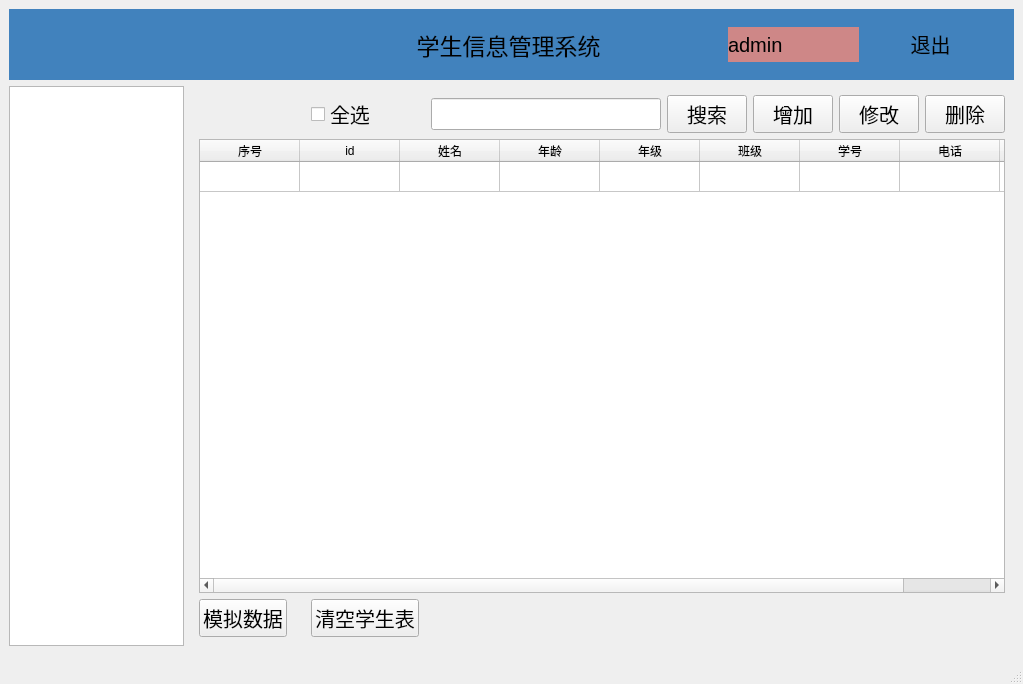
First picture: the form in student/mainwindow.ui, repository OY-YH/student-management-system, before the edit.
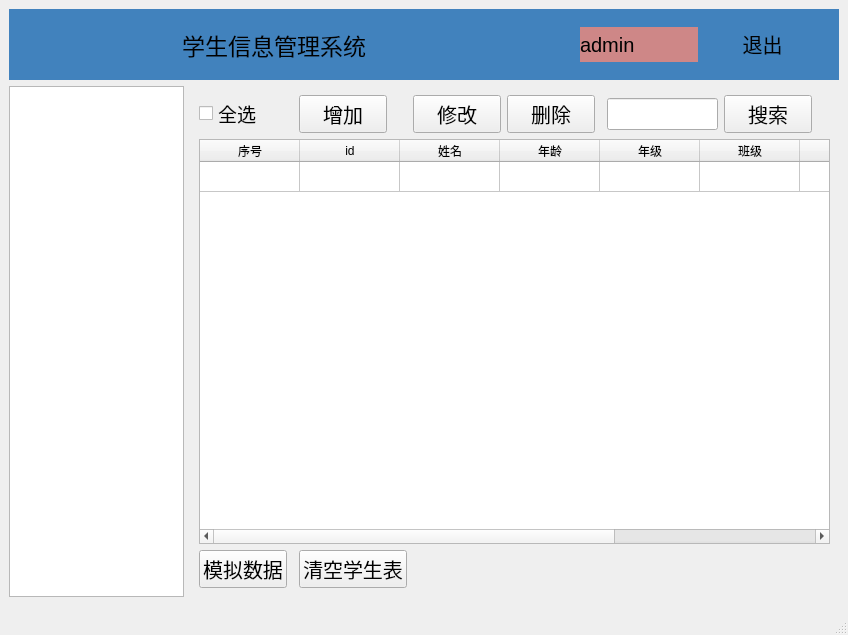
Second picture: the form after the edit. The open tabs and pages were chosen to show the change. Icons and pictures are not drawn.

Commit message: Function realisation:学生管理模块的完善（数据加载速度等），数据库打包在项目目录里，ui初步设计内置，管理员管理模块的类似功能开发，系统的初步思维导图等

```diff
--- a/student/mainwindow.ui
+++ b/student/mainwindow.ui
@@ -6,8 +6,8 @@
    <rect>
     <x>0</x>
     <y>0</y>
-    <width>1023</width>
-    <height>684</height>
+    <width>848</width>
+    <height>635</height>
    </rect>
   </property>
   <property name="font">
@@ -29,7 +29,7 @@
 };</string>
    </property>
    <layout class="QGridLayout" name="gridLayout_3">
-    <item row="2" column="0">
+    <item row="1" column="0">
      <widget class="QTreeWidget" name="treeWidget">
       <property name="minimumSize">
        <size>
@@ -53,6 +53,349 @@
       </column>
      </widget>
     </item>
+    <item row="1" column="1">
+     <widget class="QStackedWidget" name="stackedWidget">
+      <property name="currentIndex">
+       <number>2</number>
+      </property>
+      <widget class="QWidget" name="page_stu">
+       <layout class="QGridLayout" name="gridLayout_4">
+        <item row="0" column="3">
+         <widget class="QPushButton" name="btn_update">
+          <property name="minimumSize">
+           <size>
+            <width>88</width>
+            <height>30</height>
+           </size>
+          </property>
+          <property name="maximumSize">
+           <size>
+            <width>88</width>
+            <height>16777215</height>
+           </size>
+          </property>
+          <property name="styleSheet">
+           <string notr="true"/>
+          </property>
+          <property name="text">
+           <string>修改</string>
+          </property>
+         </widget>
+        </item>
+        <item row="0" column="2">
+         <widget class="QPushButton" name="btn_add">
+          <property name="minimumSize">
+           <size>
+            <width>88</width>
+            <height>30</height>
+           </size>
+          </property>
+          <property name="maximumSize">
+           <size>
+            <width>88</width>
+            <height>16777215</height>
+           </size>
+          </property>
+          <property name="styleSheet">
+           <string notr="true"/>
+          </property>
+          <property name="text">
+           <string>增加</string>
+          </property>
+         </widget>
+        </item>
+        <item row="1" column="0" rowspan="2" colspan="11">
+         <widget class="QTableWidget" name="tableWidget">
+          <property name="minimumSize">
+           <size>
+            <width>583</width>
+            <height>0</height>
+           </size>
+          </property>
+          <attribute name="horizontalHeaderStretchLastSection">
+           <bool>true</bool>
+          </attribute>
+          <attribute name="verticalHeaderVisible">
+           <bool>false</bool>
+          </attribute>
+          <row>
+           <property name="text">
+            <string>1</string>
+           </property>
+          </row>
+          <column>
+           <property name="text">
+            <string>序号</string>
+           </property>
+          </column>
+          <column>
+           <property name="text">
+            <string>id</string>
+           </property>
+          </column>
+          <column>
+           <property name="text">
+            <string>姓名</string>
+           </property>
+          </column>
+          <column>
+           <property name="text">
+            <string>年龄</string>
+           </property>
+          </column>
+          <column>
+           <property name="text">
+            <string>年级</string>
+           </property>
+          </column>
+          <column>
+           <property name="text">
+            <string>班级</string>
+           </property>
+          </column>
+          <column>
+           <property name="text">
+            <string>学号</string>
+           </property>
+          </column>
+          <column>
+           <property name="text">
+            <string>电话</string>
+           </property>
+          </column>
+          <column>
+           <property name="text">
+            <string>微信</string>
+           </property>
+          </column>
+         </widget>
+        </item>
+        <item row="0" column="4">
+         <widget class="QPushButton" name="btn_del">
+          <property name="minimumSize">
+           <size>
+            <width>88</width>
+            <height>30</height>
+           </size>
+          </property>
+          <property name="maximumSize">
+           <size>
+            <width>88</width>
+            <height>16777215</height>
+           </size>
+          </property>
+          <property name="styleSheet">
+           <string notr="true"/>
+          </property>
+          <property name="text">
+           <string>删除</string>
+          </property>
+         </widget>
+        </item>
+        <item row="0" column="0">
+         <widget class="QCheckBox" name="checkBox">
+          <property name="minimumSize">
+           <size>
+            <width>0</width>
+            <height>30</height>
+           </size>
+          </property>
+          <property name="font">
+           <font>
+            <pointsize>14</pointsize>
+           </font>
+          </property>
+          <property name="text">
+           <string>全选</string>
+          </property>
+         </widget>
+        </item>
+        <item row="3" column="2">
+         <widget class="QPushButton" name="btn_clearStu">
+          <property name="text">
+           <string>清空学生表</string>
+          </property>
+         </widget>
+        </item>
+        <item row="3" column="0">
+         <widget class="QPushButton" name="btn_simulation">
+          <property name="text">
+           <string>模拟数据</string>
+          </property>
+         </widget>
+        </item>
+        <item row="3" column="3">
+         <widget class="QLabel" name="lb_sum">
+          <property name="text">
+           <string/>
+          </property>
+         </widget>
+        </item>
+        <item row="0" column="7">
+         <widget class="QPushButton" name="btn_search">
+          <property name="minimumSize">
+           <size>
+            <width>88</width>
+            <height>30</height>
+           </size>
+          </property>
+          <property name="maximumSize">
+           <size>
+            <width>88</width>
+            <height>16777215</height>
+           </size>
+          </property>
+          <property name="styleSheet">
+           <string notr="true"/>
+          </property>
+          <property name="text">
+           <string>搜索</string>
+          </property>
+         </widget>
+        </item>
+        <item row="0" column="6">
+         <widget class="QLineEdit" name="le_search">
+          <property name="minimumSize">
+           <size>
+            <width>0</width>
+            <height>0</height>
+           </size>
+          </property>
+          <property name="text">
+           <string/>
+          </property>
+         </widget>
+        </item>
+        <item row="0" column="5">
+         <spacer name="horizontalSpacer_2">
+          <property name="orientation">
+           <enum>Qt::Horizontal</enum>
+          </property>
+          <property name="sizeHint" stdset="0">
+           <size>
+            <width>30</width>
+            <height>20</height>
+           </size>
+          </property>
+         </spacer>
+        </item>
+       </layout>
+      </widget>
+      <widget class="QWidget" name="page_3"/>
+      <widget class="QWidget" name="page_user">
+       <layout class="QGridLayout" name="gridLayout_5">
+        <item row="0" column="2">
+         <widget class="QPushButton" name="btn_user_update">
+          <property name="text">
+           <string>修改</string>
+          </property>
+         </widget>
+        </item>
+        <item row="0" column="4">
+         <spacer name="horizontalSpacer_3">
+          <property name="orientation">
+           <enum>Qt::Horizontal</enum>
+          </property>
+          <property name="sizeHint" stdset="0">
+           <size>
+            <width>42</width>
+            <height>20</height>
+           </size>
+          </property>
+         </spacer>
+        </item>
+        <item row="0" column="0">
+         <widget class="QCheckBox" name="checkBox_2">
+          <property name="text">
+           <string>全选</string>
+          </property>
+         </widget>
+        </item>
+        <item row="2" column="0" colspan="7">
+         <widget class="QTableWidget" name="tableWidget_2">
+          <attribute name="horizontalHeaderStretchLastSection">
+           <bool>true</bool>
+          </attribute>
+          <attribute name="verticalHeaderVisible">
+           <bool>false</bool>
+          </attribute>
+          <attribute name="verticalHeaderMinimumSectionSize">
+           <number>35</number>
+          </attribute>
+          <attribute name="verticalHeaderDefaultSectionSize">
+           <number>45</number>
+          </attribute>
+          <column>
+           <property name="text">
+            <string>序号</string>
+           </property>
+          </column>
+          <column>
+           <property name="text">
+            <string>用户名</string>
+           </property>
+          </column>
+          <column>
+           <property name="text">
+            <string>密码</string>
+           </property>
+          </column>
+          <column>
+           <property name="text">
+            <string>用户权限</string>
+           </property>
+          </column>
+         </widget>
+        </item>
+        <item row="0" column="3">
+         <widget class="QPushButton" name="btn_user_del">
+          <property name="text">
+           <string>删除</string>
+          </property>
+         </widget>
+        </item>
+        <item row="0" column="5">
+         <widget class="QLineEdit" name="le_user_search"/>
+        </item>
+        <item row="0" column="1">
+         <widget class="QPushButton" name="btn_user_add">
+          <property name="text">
+           <string>增加</string>
+          </property>
+         </widget>
+        </item>
+        <item row="0" column="6">
+         <widget class="QPushButton" name="btn_user_search">
+          <property name="text">
+           <string>搜索</string>
+          </property>
+         </widget>
+        </item>
+        <item row="3" column="0">
+         <widget class="QPushButton" name="btn_user_simulation">
+          <property name="text">
+           <string>模拟数据</string>
+          </property>
+         </widget>
+        </item>
+        <item row="3" column="1">
+         <widget class="QPushButton" name="btn_user_clear">
+          <property name="text">
+           <string>清空用户表</string>
+          </property>
+         </widget>
+        </item>
+        <item row="3" column="2">
+         <widget class="QLabel" name="lb_userSum">
+          <property name="text">
+           <string/>
+          </property>
+         </widget>
+        </item>
+       </layout>
+      </widget>
+     </widget>
+    </item>
     <item row="0" column="0" colspan="2">
      <widget class="QWidget" name="widget" native="true">
       <property name="styleSheet">
@@ -60,22 +403,24 @@
 border:1px;
 </string>
       </property>
-      <layout class="QGridLayout" name="gridLayout_2" columnstretch="1,1,1">
-       <item row="0" column="2">
+      <layout class="QGridLayout" name="gridLayout_2">
+       <item row="1" column="2">
         <widget class="QWidget" name="widget_2" native="true">
+         <property name="minimumSize">
+          <size>
+           <width>300</width>
+           <height>0</height>
+          </size>
+         </property>
          <layout class="QGridLayout" name="gridLayout">
-          <item row="0" column="3">
-           <widget class="QPushButton" name="btn_exit">
-            <property name="styleSheet">
-             <string notr="true"/>
-            </property>
-            <property name="text">
-             <string>退出</string>
-            </property>
-           </widget>
-          </item>
-          <item row="0" column="1">
+          <item row="0" column="2">
            <widget class="QLabel" name="label_3">
+            <property name="minimumSize">
+             <size>
+              <width>100</width>
+              <height>0</height>
+             </size>
+            </property>
             <property name="styleSheet">
              <string notr="true">background-color: rgb(206, 135, 135);</string>
             </property>
@@ -84,7 +429,7 @@
             </property>
            </widget>
           </item>
-          <item row="0" column="0">
+          <item row="0" column="1">
            <widget class="QLabel" name="label_2">
             <property name="minimumSize">
              <size>
@@ -106,10 +451,20 @@
             </property>
            </widget>
           </item>
+          <item row="0" column="3">
+           <widget class="QPushButton" name="btn_exit">
+            <property name="styleSheet">
+             <string notr="true"/>
+            </property>
+            <property name="text">
+             <string>退出</string>
+            </property>
+           </widget>
+          </item>
          </layout>
         </widget>
        </item>
-       <item row="0" column="0">
+       <item row="1" column="0">
         <spacer name="horizontalSpacer">
          <property name="orientation">
           <enum>Qt::Horizontal</enum>
@@ -122,8 +477,14 @@
          </property>
         </spacer>
        </item>
-       <item row="0" column="1">
+       <item row="1" column="1">
         <widget class="QLabel" name="label">
+         <property name="minimumSize">
+          <size>
+           <width>500</width>
+           <height>0</height>
+          </size>
+         </property>
          <property name="font">
           <font>
            <pointsize>17</pointsize>
@@ -140,183 +501,6 @@
       </layout>
      </widget>
     </item>
-    <item row="2" column="1">
-     <widget class="QStackedWidget" name="stackedWidget">
-      <property name="currentIndex">
-       <number>0</number>
-      </property>
-      <widget class="QWidget" name="page">
-       <layout class="QGridLayout" name="gridLayout_4">
-        <item row="0" column="4">
-         <widget class="QLineEdit" name="lineEdit">
-          <property name="text">
-           <string/>
-          </property>
-         </widget>
-        </item>
-        <item row="2" column="0" colspan="9">
-         <widget class="QTableWidget" name="tableWidget">
-          <property name="minimumSize">
-           <size>
-            <width>583</width>
-            <height>0</height>
-           </size>
-          </property>
-          <attribute name="horizontalHeaderStretchLastSection">
-           <bool>true</bool>
-          </attribute>
-          <attribute name="verticalHeaderVisible">
-           <bool>false</bool>
-          </attribute>
-          <row>
-           <property name="text">
-            <string>1</string>
-           </property>
-          </row>
-          <column>
-           <property name="text">
-            <string>序号</string>
-           </property>
-          </column>
-          <column>
-           <property name="text">
-            <string>id</string>
-           </property>
-          </column>
-          <column>
-           <property name="text">
-            <string>姓名</string>
-           </property>
-          </column>
-          <column>
-           <property name="text">
-            <string>年龄</string>
-           </property>
-          </column>
-          <column>
-           <property name="text">
-            <string>年级</string>
-           </property>
-          </column>
-          <column>
-           <property name="text">
-            <string>班级</string>
-           </property>
-          </column>
-          <column>
-           <property name="text">
-            <string>学号</string>
-           </property>
-          </column>
-          <column>
-           <property name="text">
-            <string>电话</string>
-           </property>
-          </column>
-          <column>
-           <property name="text">
-            <string>微信</string>
-           </property>
-          </column>
-         </widget>
-        </item>
-        <item row="0" column="8">
-         <widget class="QPushButton" name="btn_del">
-          <property name="minimumSize">
-           <size>
-            <width>40</width>
-            <height>0</height>
-           </size>
-          </property>
-          <property name="styleSheet">
-           <string notr="true"/>
-          </property>
-          <property name="text">
-           <string>删除</string>
-          </property>
-         </widget>
-        </item>
-        <item row="0" column="7">
-         <widget class="QPushButton" name="btn_update">
-          <property name="minimumSize">
-           <size>
-            <width>40</width>
-            <height>0</height>
-           </size>
-          </property>
-          <property name="styleSheet">
-           <string notr="true"/>
-          </property>
-          <property name="text">
-           <string>修改</string>
-          </property>
-         </widget>
-        </item>
-        <item row="0" column="5">
-         <widget class="QPushButton" name="pushButton_2">
-          <property name="minimumSize">
-           <size>
-            <width>40</width>
-            <height>0</height>
-           </size>
-          </property>
-          <property name="styleSheet">
-           <string notr="true"/>
-          </property>
-          <property name="text">
-           <string>搜索</string>
-          </property>
-         </widget>
-        </item>
-        <item row="0" column="6">
-         <widget class="QPushButton" name="btn_add">
-          <property name="minimumSize">
-           <size>
-            <width>40</width>
-            <height>0</height>
-           </size>
-          </property>
-          <property name="styleSheet">
-           <string notr="true"/>
-          </property>
-          <property name="text">
-           <string>增加</string>
-          </property>
-         </widget>
-        </item>
-        <item row="4" column="1">
-         <widget class="QLabel" name="lb_sum">
-          <property name="text">
-           <string/>
-          </property>
-         </widget>
-        </item>
-        <item row="4" column="0">
-         <widget class="QPushButton" name="btn_simulation">
-          <property name="text">
-           <string>模拟数据</string>
-          </property>
-         </widget>
-        </item>
-        <item row="4" column="2">
-         <widget class="QPushButton" name="btn_clearStu">
-          <property name="text">
-           <string>清空学生表</string>
-          </property>
-         </widget>
-        </item>
-        <item row="0" column="2">
-         <widget class="QCheckBox" name="checkBox">
-          <property name="text">
-           <string>全选</string>
-          </property>
-         </widget>
-        </item>
-       </layout>
-      </widget>
-      <widget class="QWidget" name="page_2"/>
-     </widget>
-    </item>
    </layout>
   </widget>
   <widget class="QMenuBar" name="menubar">
@@ -324,7 +508,7 @@
     <rect>
      <x>0</x>
      <y>0</y>
-     <width>1023</width>
+     <width>848</width>
      <height>33</height>
     </rect>
    </property>
```
The commit also changes 46 other files.
